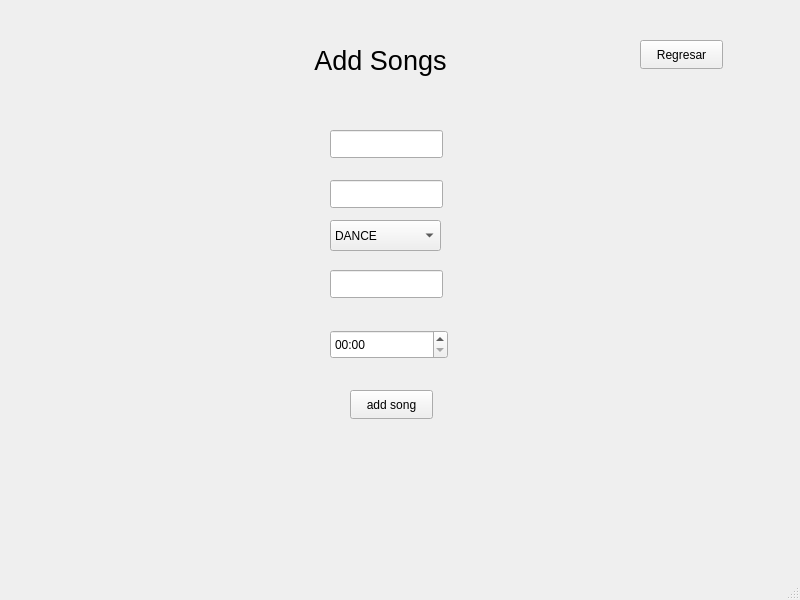
Before: the Qt Designer form mainwindow.ui in Nickyi175/ExamenLabIII, drawn with Qt 5.
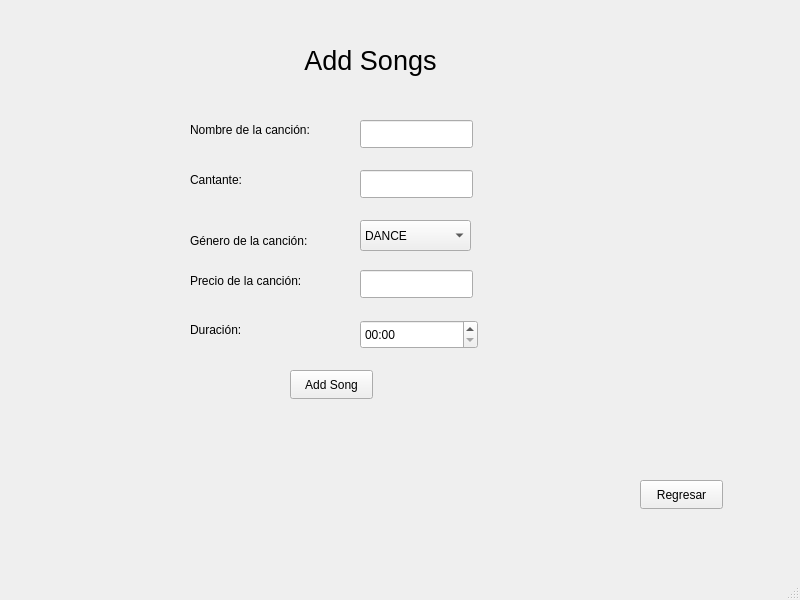
After: the same form once the commit is applied. The open tabs and pages were chosen to show the change.

```diff
--- a/mainwindow.ui
+++ b/mainwindow.ui
@@ -17,7 +17,7 @@
    <widget class="QStackedWidget" name="stackedWidget">
     <property name="geometry">
      <rect>
-      <x>0</x>
+      <x>-10</x>
       <y>0</y>
       <width>801</width>
       <height>571</height>
@@ -110,8 +110,8 @@
      <widget class="QPushButton" name="volveradd">
       <property name="geometry">
        <rect>
-        <x>640</x>
-        <y>40</y>
+        <x>650</x>
+        <y>480</y>
         <width>83</width>
         <height>29</height>
        </rect>
@@ -136,8 +136,8 @@
      <widget class="QLineEdit" name="nombretxt">
       <property name="geometry">
        <rect>
-        <x>330</x>
-        <y>130</y>
+        <x>370</x>
+        <y>120</y>
         <width>113</width>
         <height>28</height>
        </rect>
@@ -149,8 +149,8 @@
      <widget class="QLineEdit" name="cantantetxt">
       <property name="geometry">
        <rect>
-        <x>330</x>
-        <y>180</y>
+        <x>370</x>
+        <y>170</y>
         <width>113</width>
         <height>28</height>
        </rect>
@@ -159,7 +159,7 @@
      <widget class="QLineEdit" name="preciotxt">
       <property name="geometry">
        <rect>
-        <x>330</x>
+        <x>370</x>
         <y>270</y>
         <width>113</width>
         <height>28</height>
@@ -169,7 +169,7 @@
      <widget class="QComboBox" name="generCB">
       <property name="geometry">
        <rect>
-        <x>330</x>
+        <x>370</x>
         <y>220</y>
         <width>111</width>
         <height>31</height>
@@ -214,8 +214,8 @@
      <widget class="QTimeEdit" name="timeEdit">
       <property name="geometry">
        <rect>
-        <x>330</x>
-        <y>330</y>
+        <x>370</x>
+        <y>320</y>
         <width>118</width>
         <height>29</height>
        </rect>
@@ -227,14 +227,79 @@
      <widget class="QPushButton" name="add">
       <property name="geometry">
        <rect>
-        <x>350</x>
-        <y>390</y>
+        <x>300</x>
+        <y>370</y>
         <width>83</width>
         <height>29</height>
        </rect>
       </property>
       <property name="text">
-       <string>add song</string>
+       <string>Add Song</string>
+      </property>
+     </widget>
+     <widget class="QLabel" name="label_6">
+      <property name="geometry">
+       <rect>
+        <x>200</x>
+        <y>120</y>
+        <width>161</width>
+        <height>20</height>
+       </rect>
+      </property>
+      <property name="text">
+       <string>Nombre de la canción:</string>
+      </property>
+     </widget>
+     <widget class="QLabel" name="label_7">
+      <property name="geometry">
+       <rect>
+        <x>200</x>
+        <y>170</y>
+        <width>63</width>
+        <height>20</height>
+       </rect>
+      </property>
+      <property name="text">
+       <string>Cantante:</string>
+      </property>
+     </widget>
+     <widget class="QLabel" name="label_8">
+      <property name="geometry">
+       <rect>
+        <x>200</x>
+        <y>230</y>
+        <width>151</width>
+        <height>21</height>
+       </rect>
+      </property>
+      <property name="text">
+       <string>Género de la canción:</string>
+      </property>
+     </widget>
+     <widget class="QLabel" name="label_9">
+      <property name="geometry">
+       <rect>
+        <x>200</x>
+        <y>270</y>
+        <width>151</width>
+        <height>21</height>
+       </rect>
+      </property>
+      <property name="text">
+       <string>Precio de la canción:</string>
+      </property>
+     </widget>
+     <widget class="QLabel" name="label_10">
+      <property name="geometry">
+       <rect>
+        <x>200</x>
+        <y>320</y>
+        <width>63</width>
+        <height>20</height>
+       </rect>
+      </property>
+      <property name="text">
+       <string>Duración:</string>
       </property>
      </widget>
     </widget>
```
Left out of the diff: 92 changed lines with no effect on the pictures.
